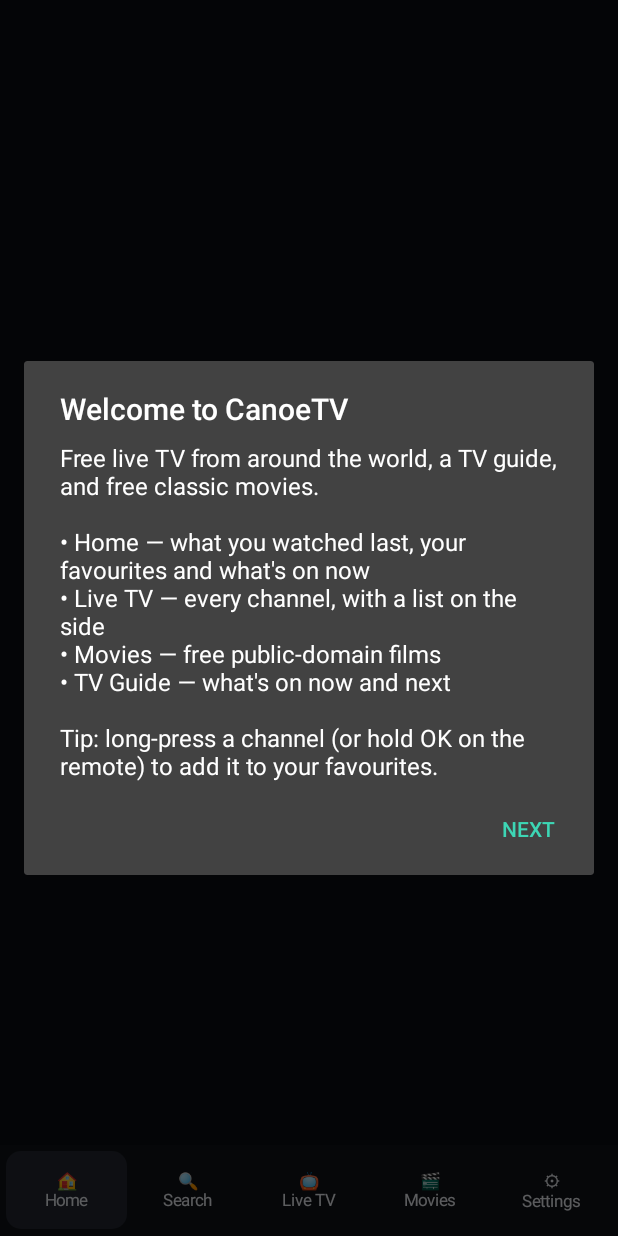
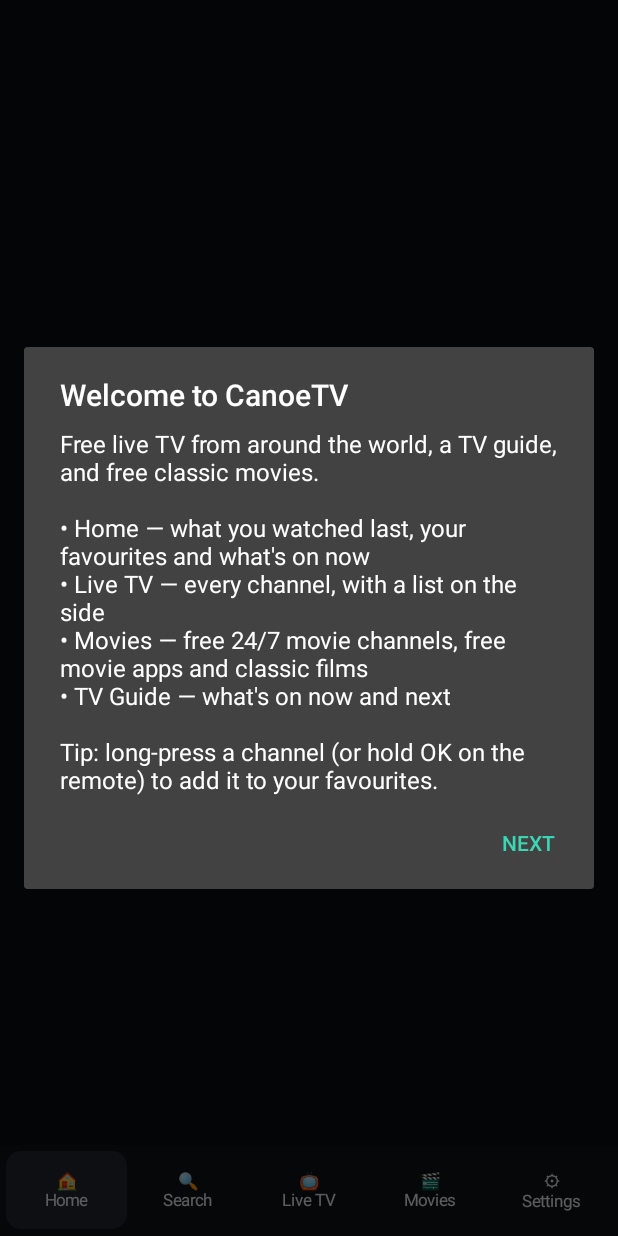
Before and after one commit to useorbitneonwave-max/canoetv, an Android app: the screen it shows after launch (MainActivity), on a phone screen of 412 x 824 dp. Run offline under Robolectric (Android 15) with nearby library versions, the phone set to English and light mode, and no system bars; network calls fail; pictures from the network do not load.

Commit message:
CanoeTV 1.7: Movie channels (24/7 free movie channels that play in the app, by genre, with what's on now) and a Free movies on demand apps row
Co-Authored-By: Claude Opus 5.5 <noreply@anthropic.com>
Claude-Session: https://claude.ai/code/session_017CTHZUb1CBy7tmyN94WbfR

```diff
--- a/app/build.gradle.kts
+++ b/app/build.gradle.kts
@@ -14,7 +14,7 @@ android {
         minSdk = 21
         targetSdk = 34
         versionCode = buildNumber
-        versionName = "1.6.$buildNumber"
+        versionName = "1.7.$buildNumber"
         // The GitHub repo this app updates itself from
         val repo = System.getenv("GITHUB_REPOSITORY") ?: "useorbitneonwave-max/canoetv"
         buildConfigField("String", "REPO", "\"$repo\"")
--- a/app/src/main/java/com/canoebay/canoetv/Channel.kt
+++ b/app/src/main/java/com/canoebay/canoetv/Channel.kt
@@ -27,8 +27,8 @@ data class Source(
 object Sources {
     const val FREE_TV = "https://raw.githubusercontent.com/Free-TV/IPTV/master/playlist.m3u8"
     private const val IPTV_ORG = "https://iptv-org.github.io/iptv"
-    private const val PLUTO = "https://raw.githubusercontent.com/BuddyChewChew/pluto/main"
-    private const val FAST = "https://raw.githubusercontent.com/BuddyChewChew/app-m3u-generator/main/playlists"
+    const val PLUTO = "https://raw.githubusercontent.com/BuddyChewChew/pluto/main"
+    const val FAST = "https://raw.githubusercontent.com/BuddyChewChew/app-m3u-generator/main/playlists"
     private const val XUMO = "https://raw.githubusercontent.com/BuddyChewChew/xumo-playlist-generator/main/playlists/xumo_playlist.m3u"
 
     const val START = "Start here"
--- a/app/src/main/java/com/canoebay/canoetv/MainActivity.kt
+++ b/app/src/main/java/com/canoebay/canoetv/MainActivity.kt
@@ -205,8 +205,8 @@ class MainActivity : AppCompatActivity(), TvHost, GuideHost, MovieHost {
                     surfVisible() -> hideSurf()
                     fullscreen -> {
                         setFullscreen(false)
-                        // Came from the guide: go back to it
-                        if (returnToGuide) { returnToGuide = false; showSection(Section.GUIDE) }
+                        // Came from the guide or Movies: go back there
+                        returnTo?.let { returnTo = null; showSection(it) }
                     }
                     else -> showSection(Section.HOME)
                 }
@@ -274,7 +274,8 @@ class MainActivity : AppCompatActivity(), TvHost, GuideHost, MovieHost {
                     "that broadcasters make publicly available, and playlists you add yourself.\n\n" +
                     "Channel lists\n• Free-TV (github.com/Free-TV/IPTV) — built in\n" +
                     "• iptv-org (github.com/iptv-org/iptv) — built in\n\n" +
-                    "Movies\n• Public-domain films from the Internet Archive (archive.org)\n\n" +
+                    "Movies\n• 24/7 movie channels from Pluto TV, Samsung TV Plus, Plex and Tubi\n" +
+                    "• Free movie apps open in their own app\n• Public-domain films from the Internet Archive (archive.org)\n\n" +
                     "TV guide data\n• epgshare01.online, and guide links named by your playlists\n\n" +
                     "Made with\n• AndroidX Media3 (Apache 2.0)\n• Coil (Apache 2.0)\n\n" +
                     "If you own a channel and want it removed, please contact the list it comes from.\n\n" +
@@ -359,8 +360,10 @@ class MainActivity : AppCompatActivity(), TvHost, GuideHost, MovieHost {
 
         moviesList = findViewById(R.id.moviesList)
         moviesAdapter = MoviesAdapter(this)
+        moviesTop = MoviesAdapter(this)
+        movieChannelsAdapter = HomeAdapter(this)
         moviesList.layoutManager = LinearLayoutManager(this)
-        moviesList.adapter = moviesAdapter
+        moviesList.adapter = androidx.recyclerview.widget.ConcatAdapter(moviesTop, movieChannelsAdapter, moviesAdapter)
         moviesList.itemAnimator = null
 
         homeAdapter = HomeAdapter(this)
@@ -536,7 +539,7 @@ class MainActivity : AppCompatActivity(), TvHost, GuideHost, MovieHost {
                 "Free live TV from around the world, a TV guide, and free classic movies.\n\n" +
                     "• Home — what you watched last, your favourites and what's on now\n" +
                     "• Live TV — every channel, with a list on the side\n" +
-                    "• Movies — free public-domain films\n" +
+                    "• Movies — free 24/7 movie channels, free movie apps and classic films\n" +
                     "• TV Guide — what's on now and next\n\n" +
                     "Tip: long-press a channel (or hold OK on the remote) to add it to your favourites."
             )
@@ -597,7 +600,87 @@ class MainActivity : AppCompatActivity(), TvHost, GuideHost, MovieHost {
     private var moviesRequested = false
     private val moviesFailed = AtomicInteger()
 
+    // Movie channels: 24/7 movie channels from Pluto TV, Samsung TV Plus, Plex and Tubi, playing inside CanoeTV
+    private lateinit var moviesTop: MoviesAdapter
+    private lateinit var movieChannelsAdapter: HomeAdapter
+    @Volatile private var movieChannels: List<Channel> = emptyList()
+    private var movieChannelsLoadedAt = 0L
+    private var movieChannelsLoading = false
+    private var movieChannelsFailed = false
+    private var lastMoviesTop: List<MovieItem> = emptyList()
+    private var lastMovieChannelItems: List<HomeItem> = emptyList()
+    private var movieByUrl: Map<String, Channel> = emptyMap()
+
+    /** A channel from the loaded list, or one of the movie channels. */
+    private fun anyChannel(url: String): Channel? = byUrl[url] ?: movieByUrl[url]
+
+    private fun loadMovieChannels(force: Boolean = false) {
+        if (movieChannelsLoading) return
+        if (!force && movieChannels.isNotEmpty() && System.currentTimeMillis() - movieChannelsLoadedAt < 6 * 3600_000L) return
+        movieChannelsLoading = true
+        movieChannelsFailed = false
+        val englishOnly = store.englishOnly
+        io.execute {
+            val all = ArrayList<Channel>()
+            val guides = ArrayList<String>()
+            for (u in MovieChannels.lists) {
+                val cached = cacheFile(u)
+                val fresh = !force && cached.exists() && System.currentTimeMillis() - cached.lastModified() < 3 * 3600_000L
+                val text = if (fresh) cached.readText() else try {
+                    download(u).also { cached.writeText(it) }
+                } catch (e: Exception) {
+                    cached.takeIf { it.exists() }?.readText()
+                }
+                if (text != null) {
+                    guides.addAll(M3u.guideUrls(text))
+                    all.addAll(M3u.parse(text))
+                }
+            }
+            val picked = MovieChannels.pick(all, englishOnly)
+            picked.forEach { c -> store.renamed(c.url)?.let { c.name = it } }
+            runOnUiThread {
+                movieChannelsLoading = false
+                movieChannels = picked
+                movieByUrl = picked.associateBy { it.url }
+                movieChannelsFailed = picked.isEmpty()
+                if (picked.isNotEmpty()) movieChannelsLoadedAt = System.currentTimeMillis()
+                renderMovies()
+                homeDirty = true
+                if (section == Section.HOME) refreshHome()
+                // Which movie is on now, from each service's own guide
+                val ids = picked.mapNotNull { c -> Epg.norm(c.tvgId).takeIf { it.isNotEmpty() } }.toHashSet()
+                val names = picked.mapNotNull { c -> Epg.nameKey(c.name).takeIf { it.isNotEmpty() } }.toHashSet()
+                val urls = guides.filter { !it.contains("epgshare01") }.distinct()
+                if (urls.isNotEmpty()) epg.load(urls, ids, names, ::downloadToFile, tag = "movies:") {
+                    runOnUiThread {
+                        when (section) {
+                            Section.MOVIES -> movieChannelsAdapter.refreshInPlace(moviesList)
+                            Section.HOME -> homeAdapter.refreshInPlace(homeList)
+                            else -> Unit
+                        }
+                    }
+                }
+            }
+        }
+    }
+
+    private fun movieChannelItems(): List<HomeItem> {
+        val items = ArrayList<HomeItem>()
+        val list = movieChannels.filter { store.health(it.url) != false }
+        if (list.isNotEmpty()) {
+            // Channels with a movie on right now come first
+            items.add(HomeItem.Row("🎬 Movie channels — playing now", list.sortedByDescending { epg.now(it) != null }))
+            for (g in MovieChannels.genres.map { it.first } + MovieChannels.OTHER) {
+                val inGenre = list.filter { it.group == g }
+                if (inGenre.size >= 2) items.add(HomeItem.Row(g, inGenre))
+            }
+        }
+        items.add(HomeItem.Apps("Free movies on demand — free with ads, opens the app", MyApps.freeMovieApps))
+        return items
+    }
+
     private fun loadMovies(force: Boolean = false) {
+        loadMovieChannels(force)
         renderMovies()
         if (moviesRequested && !force) return
         moviesRequested = true
@@ -617,8 +700,20 @@ class MainActivity : AppCompatActivity(), TvHost, GuideHost, MovieHost {
 
     private fun renderMovies() {
         if (!::moviesAdapter.isInitialized) return
+        val top = ArrayList<MovieItem>()
+        top.add(MovieItem.Header("🎬  Movies", when {
+            movieChannels.isNotEmpty() -> "Free 24/7 movie channels that play right here, free movie apps, and free classics"
+            movieChannelsLoading -> "Loading movie channels…"
+            movieChannelsFailed -> "Couldn't load movie channels right now. Check your internet connection, then open Movies again."
+            else -> "Free 24/7 movie channels, free movie apps, and free classics"
+        }))
+        // Only rebuild rows that changed, so TV focus stays put while the classics load
+        if (top != lastMoviesTop) { lastMoviesTop = top; moviesTop.submit(top) }
+        val mc = movieChannelItems()
+        if (mc != lastMovieChannelItems) { lastMovieChannelItems = mc; movieChannelsAdapter.submit(mc) }
+
         val items = ArrayList<MovieItem>()
-        items.add(MovieItem.Header("🎬  Movies", "Free classic films in the public domain, from the Internet Archive"))
+        items.add(MovieItem.Header("Free classics — play right here", "Classic films in the public domain, from the Internet Archive"))
         store.continueMovies().takeIf { it.isNotEmpty() }?.let { items.add(MovieItem.Row("Continue watching", it)) }
         store.myMovieList().takeIf { it.isNotEmpty() }?.let { items.add(MovieItem.Row("My List", it)) }
         var rowsShown = 0
@@ -739,7 +834,7 @@ class MainActivity : AppCompatActivity(), TvHost, GuideHost, MovieHost {
             return
         }
         val alreadyPlaying = ch.url == current?.url && player.playbackState != Player.STATE_IDLE
-        returnToGuide = section == Section.GUIDE
+        returnTo = if (section == Section.GUIDE || section == Section.MOVIES) section else null
         if (section != Section.LIVE) showSection(Section.LIVE, resume = false)
         if (alreadyPlaying) {
             store.lastUrl = ch.url
@@ -796,8 +891,8 @@ class MainActivity : AppCompatActivity(), TvHost, GuideHost, MovieHost {
         val items = ArrayList<HomeItem>()
 
         val heroCh = current
-            ?: store.lastUrl?.let { byUrl[it] }
-            ?: store.favOrder.firstNotNullOfOrNull { byUrl[it] }
+            ?: store.lastUrl?.let { anyChannel(it) }
+            ?: store.favOrder.firstNotNullOfOrNull { anyChannel(it) }
             ?: visible.firstOrNull { epg.now(it) != null }
             ?: visible.firstOrNull()
         if (heroCh != null) {
@@ -807,8 +902,10 @@ class MainActivity : AppCompatActivity(), TvHost, GuideHost, MovieHost {
 
         fun row(title: String, list: List<Channel>) { if (list.isNotEmpty()) items.add(HomeItem.Row(title, list)) }
         items.add(HomeItem.Apps("My apps", myAppsInOrder()))
-        row("Continue watching", store.recents.mapNotNull { byUrl[it] }.filter { it.url != heroCh?.url }.take(15))
-        row("My List", store.favOrder.mapNotNull { byUrl[it] })
+        row("Continue watching", store.recents.mapNotNull { anyChannel(it) }.filter { it.url != heroCh?.url }.take(15))
+        row("My List", store.favOrder.mapNotNull { anyChannel(it) })
+        row("🎬 Movie channels", movieChannels.filter { store.health(it.url) != false }
+            .sortedByDescending { epg.now(it) != null }.take(30))
         row(ROW_ON_NOW, visible.filter { epg.now(it) != null }.take(40))
         visible.groupBy { it.group }.entries
             .sortedByDescending { it.value.size }
@@ -1099,6 +1196,7 @@ class MainActivity : AppCompatActivity(), TvHost, GuideHost, MovieHost {
         toggle("English channels only", "hides Bollywood, European and other foreign-language channels", { store.englishOnly }) {
             store.englishOnly = it
             loadedSourceId?.let { id -> loadedSourceId = null; current = null; setupSources(id) }
+            loadMovieChannels(force = true)
         }
         row("Add your own playlist", "An M3U link from a provider you subscribe to") { showAddDialog() }
         row("Remove one of your playlists", "${store.customSources().size} added") { showRemoveDialog() }
@@ -1628,6 +1726,7 @@ class MainActivity : AppCompatActivity(), TvHost, GuideHost, MovieHost {
                 refreshSections()
                 playPending()
                 if (!tvRowPublished && result.isNotEmpty()) { tvRowPublished = true; publishTvRow() }
+                loadMovieChannels()
             }
         }
     }
@@ -2160,7 +2259,7 @@ class MainActivity : AppCompatActivity(), TvHost, GuideHost, MovieHost {
     private val maxReconnects = 6
     private var reconnectPending = false
     private var soundOffFor: String? = null
-    private var returnToGuide = false
+    private var returnTo: Section? = null
 
     // ---- connection info box
     private var statDropped = 0
--- /dev/null
+++ b/app/src/main/java/com/canoebay/canoetv/MovieChannels.kt
@@ -0,0 +1,58 @@
+package com.canoebay.canoetv
+
+/**
+ * 24/7 movie channels from the free TV services (Pluto TV, Samsung TV Plus, Plex, Tubi).
+ * They play right inside CanoeTV like any live channel, and the services' own guides say which movie is on.
+ */
+object MovieChannels {
+    /** Canadian lists first, so the version that works in Canada wins when a channel is on several services. */
+    val lists = listOf(
+        "${Sources.PLUTO}/pluto_ca.m3u",
+        "${Sources.FAST}/samsungtvplus_ca.m3u",
+        "${Sources.FAST}/plex_ca.m3u",
+        "${Sources.FAST}/tubi_all.m3u",
+    )
+
+    private val movieGroup = Regex("""(?i)\b(movies?|movie channels|cinema)\b""")
+    private val movieName = Regex(
+        """(?i)(movie|cinema|cinevault|flicks|filmrise (action|horror|western|sci-fi|free movies)|\b365\b|grjngo|""" +
+            """thrillers|horror by alter|midnight pulp|the asylum|gravitas|haunt tv)"""
+    )
+    // Not movie channels, or not in English
+    private val skip = Regex(
+        """(?i)(spicy|k-?movie|kmovies|k\.movies|noovo|cinéma|canadien|italy|stingray|movie music|documentar|true crime|""" +
+            """classic tv|black tv|creators|made in canada|surf cinema|at the movies|en français|español)"""
+    )
+
+    fun isMovieChannel(c: Channel): Boolean {
+        if (skip.containsMatchIn(c.name)) return false
+        return movieName.containsMatchIn(c.name) || movieGroup.containsMatchIn(c.group)
+    }
+
+    /** Genre rows, in the order they're shown. */
+    val genres = listOf(
+        "Action & thrillers" to Regex("""(?i)(action|thriller|gravitas)"""),
+        "Horror & sci-fi" to Regex("""(?i)(horror|haunt|midnight pulp|asylum|sci-fi|scifi)"""),
+        "Comedy" to Regex("""(?i)comedy"""),
+        "Drama, romance & holiday" to Regex("""(?i)(drama|romance|christmas|holiday|hallmark|love)"""),
+        "Westerns" to Regex("""(?i)(western|grjngo)"""),
+        "Classics" to Regex("""(?i)(classic|retro|cinevault)"""),
+    )
+    const val OTHER = "More movie channels"
+
+    fun genreOf(c: Channel): String = genres.firstOrNull { it.second.containsMatchIn(c.name) }?.first ?: OTHER
+
+    /** Picks the movie channels from the downloaded lists, one copy of each, tagged with their genre. */
+    fun pick(all: List<Channel>, englishOnly: Boolean): List<Channel> {
+        val seen = HashSet<String>()
+        val out = ArrayList<Channel>()
+        for (c in all) {
+            if (!isMovieChannel(c)) continue
+            if (englishOnly && !Lang.isEnglish(c)) continue
+            val key = Epg.nameKey(c.name.replace(Regex("(?i)\\bby (lionsgate|vvs films)\\b"), "")).ifEmpty { c.name.lowercase() }
+            if (!seen.add(key)) continue
+            out.add(c.copy(group = genreOf(c)))
+        }
+        return out
+    }
+}
--- a/app/src/main/java/com/canoebay/canoetv/MyApps.kt
+++ b/app/src/main/java/com/canoebay/canoetv/MyApps.kt
@@ -32,6 +32,9 @@ object MyApps {
         AppEntry("TV6 (T&T)", 0xFF1A2A5A.toInt(), "com.tv6.android.prod", "com.tv6.android.prod"),
         AppEntry("CBC Gem", 0xFF5A1A1A.toInt(), "ca.cbc.android.cbctv", "ca.cbc.android.cbctv"),
     )
+
+    /** Free services with movies on demand (free with ads, just a free account at most). */
+    val freeMovieApps: List<AppEntry> get() = listOf("Tubi", "Pluto TV", "Plex", "CBC Gem").mapNotNull { n -> all.firstOrNull { it.name == n } }
 
     fun installed(context: Context, app: AppEntry): String? {
         val pm = context.packageManager
```
Also changed, not shown: app/src/main/java/com/canoebay/canoetv/Epg.kt (+5 -3 lines), 2 other files.
